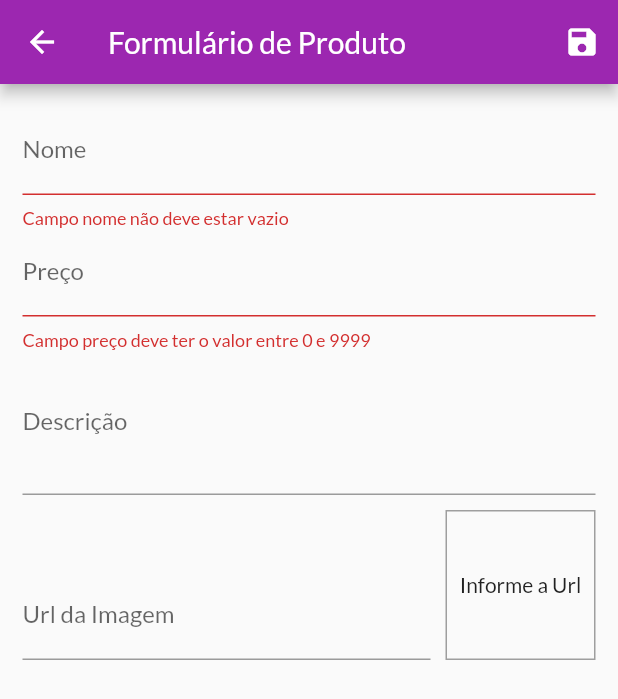
After one commit to LeoGCRocha/flutterCourse, a Flutter app: the ProductFormPage screen opened by its route, after a tap on the "save" icon, on a phone screen of 412 x 824 dp. The commit adds this screen. Shown: the top 699 px of the screen. Run offline on Flutter 3.47's test engine with Material 2 defaults, Android fonts, the phone set to English and light mode, and no system bars; network calls fail.

Commit message:
Edit products

```diff
--- a/shop_app/lib/main.dart
+++ b/shop_app/lib/main.dart
@@ -8,6 +8,8 @@ import 'package:shop_app/models/product_list.dart';
 import 'package:shop_app/pages/cart_page.dart';
 import 'package:shop_app/pages/order_page.dart';
 import 'package:shop_app/pages/product_detail_page.dart';
+import 'package:shop_app/pages/product_form_page.dart';
+import 'package:shop_app/pages/products_page.dart';
 import 'package:shop_app/pages/products_overview_page.dart';
 import 'utils/app_routes.dart';
 
@@ -40,9 +42,11 @@ class MyApp extends StatelessWidget {
         home: const ProductOverviewPage(),
         routes: {
           AppRoutes.PRODUCT_DETAIL: (ctx) => const ProductDetailPage(),
-          AppRoutes.CART_PAGE: (ctx) => CartPage(),
+          AppRoutes.CART_PAGE: (ctx) => const CartPage(),
           AppRoutes.HOME: (ctx) => const ProductOverviewPage(),
           AppRoutes.ORDERS: (ctx) => OrdersPage(),
+          AppRoutes.PRODUCTS: (ctx) => const ProductsPage(),
+          AppRoutes.PRODUCT_FORM_PAGE: (ctx) => const ProductFormPage(),
         },
         debugShowCheckedModeBanner: false,
       ),
--- a/shop_app/lib/models/order_list.dart
+++ b/shop_app/lib/models/order_list.dart
@@ -5,7 +5,7 @@ import 'package:shop_app/models/cart.dart';
 import 'package:shop_app/models/order.dart';
 
 class OrderList with ChangeNotifier {
-  List<Order> _items = [];
+  final List<Order> _items = [];
 
   List<Order> get items {
     return [..._items];
--- a/shop_app/lib/pages/cart_page.dart
+++ b/shop_app/lib/pages/cart_page.dart
@@ -5,6 +5,8 @@ import 'package:shop_app/models/cart.dart';
 import 'package:shop_app/models/order_list.dart';
 
 class CartPage extends StatelessWidget {
+  const CartPage({Key? key}) : super(key: key);
+
   @override
   Widget build(BuildContext context) {
     final Cart cart = Provider.of(context);
--- a/shop_app/lib/pages/order_page.dart
+++ b/shop_app/lib/pages/order_page.dart
@@ -14,7 +14,7 @@ class OrdersPage extends StatelessWidget {
       appBar: AppBar(
         title: const Text('Orders'),
       ),
-      drawer: AppDrawer(),
+      drawer: const AppDrawer(),
       body: ListView.builder(
         itemCount: orders.itemsConts,
         itemBuilder: (ctx, i) => OrderWidget(order: orders.items[i]),
--- a/shop_app/lib/pages/product_detail_page.dart
+++ b/shop_app/lib/pages/product_detail_page.dart
@@ -15,7 +15,7 @@ class ProductDetailPage extends StatelessWidget {
       body: SingleChildScrollView(
         child: Column(
           children: [
-            Container(
+            SizedBox(
               child: Image.network(
                 product.imageUrl,
                 fit: BoxFit.cover,
--- /dev/null
+++ b/shop_app/lib/pages/product_form_page.dart
@@ -0,0 +1,175 @@
+import 'dart:math';
+
+import 'package:flutter/material.dart';
+import 'package:provider/provider.dart';
+import 'package:shop_app/models/product.dart';
+import 'package:shop_app/models/product_list.dart';
+
+class ProductFormPage extends StatefulWidget {
+  const ProductFormPage({Key? key}) : super(key: key);
+
+  @override
+  State<ProductFormPage> createState() => _ProductFormPageState();
+}
+
+class _ProductFormPageState extends State<ProductFormPage> {
+  final _priceFocus = FocusNode();
+  final _descriptionFocus = FocusNode();
+
+  final _imageUrlFocus = FocusNode();
+  final _imageUrlController = TextEditingController();
+
+  final _formKey = GlobalKey<FormState>();
+  final _formData = <String, Object>{};
+
+  @override
+  void initState() {
+    super.initState();
+    _imageUrlFocus.addListener(updateImage);
+  }
+
+  @override
+  void dispose() {
+    super.dispose();
+    _priceFocus.dispose();
+    _descriptionFocus.dispose();
+
+    _imageUrlFocus.removeListener(updateImage);
+    _imageUrlFocus.dispose();
+  }
+
+  void updateImage() {
+    setState(() {});
+  }
+
+  void _submitForm() {
+    bool isValid = _formKey.currentState!.validate();
+    if (isValid) {
+      _formKey.currentState!.save();
+      String _imgUrl = _formData['imgUrl'] as String;
+      if (_imgUrl == "") {
+        _imgUrl =
+            'https://lh3.googleusercontent.com/EbXw8rOdYxOGdXEFjgNP8lh-YAuUxwhOAe2jhrz3sgqvPeMac6a6tHvT35V6YMbyNvkZL4R_a2hcYBrtfUhLvhf-N2X3OB9cvH4uMw=w1064-v0';
+      }
+      Product p = Product(
+          id: Random().nextDouble().toString(),
+          name: _formData['name'] as String,
+          description: _formData['description'] as String,
+          price: _formData['price'] as double,
+          imageUrl: _imgUrl);
+      Provider.of<ProductList>(context, listen: false).addProduct(p);
+      Navigator.of(context).pop();
+    }
+  }
+
+  @override
+  Widget build(BuildContext context) {
+    return Scaffold(
+      appBar: AppBar(
+        title: const Text('Formulário de Produto'),
+        actions: [
+          IconButton(onPressed: _submitForm, icon: const Icon(Icons.save))
+        ],
+      ),
+      body: Padding(
+        padding: const EdgeInsets.all(15),
+        child: Form(
+          key: _formKey,
+          child: ListView(
+            children: [
+              TextFormField(
+                decoration: const InputDecoration(labelText: 'Nome'),
+                textInputAction: TextInputAction.next,
+                validator: (_name) {
+                  final String name = _name ?? ' ';
+                  if (name.trim().isEmpty) {
+                    return 'Campo nome não deve estar vazio';
+                  }
+                  return null;
+                },
+                onFieldSubmitted: (_) {
+                  FocusScope.of(context).requestFocus(_priceFocus);
+                },
+                onSaved: (name) => _formData['name'] = name ?? '',
+              ),
+              TextFormField(
+                decoration: const InputDecoration(labelText: 'Preço'),
+                textInputAction: TextInputAction.next,
+                focusNode: _priceFocus,
+                keyboardType: const TextInputType.numberWithOptions(
+                  decimal: true,
+                ),
+                validator: (_price) {
+                  double price = double.parse((_price! == '') ? '0.0' : _price);
+                  if (price <= 0 || price > 9999) {
+                    return 'Campo preço deve ter o valor entre 0 e 9999';
+                  }
+                  return null;
+                },
+                onFieldSubmitted: (_) {
+                  FocusScope.of(context).requestFocus(_descriptionFocus);
+                },
+                onSaved: (price) => _formData['price'] =
+                    double.parse((price! == '') ? '0.0' : price),
+              ),
+              TextFormField(
+                decoration: const InputDecoration(labelText: 'Descrição'),
+                textInputAction: TextInputAction.next,
+                focusNode: _descriptionFocus,
+                keyboardType: TextInputType.multiline,
+                maxLines: 3,
+                onSaved: (description) =>
+                    _formData['description'] = (description ?? ''),
+              ),
+              Row(
+                crossAxisAlignment: CrossAxisAlignment.end,
+                children: [
+                  Expanded(
+                    child: TextFormField(
+                      decoration:
+                          const InputDecoration(labelText: 'Url da Imagem'),
+                      keyboardType: TextInputType.url,
+                      textInputAction: TextInputAction.done,
+                      focusNode: _imageUrlFocus,
+                      controller: _imageUrlController,
+                      onFieldSubmitted: (_) => _submitForm,
+                      onSaved: (imgUrl) => _formData['imgUrl'] = imgUrl ??
+                          'https://lh3.googleusercontent.com/EbXw8rOdYxOGdXEFjgNP8lh-YAuUxwhOAe2jhrz3sgqvPeMac6a6tHvT35V6YMbyNvkZL4R_a2hcYBrtfUhLvhf-N2X3OB9cvH4uMw=w1064-v0',
+                    ),
+                  ),
+                  Container(
+                    height: 100,
+                    width: 100,
+                    margin: const EdgeInsets.only(
+                      top: 10,
+                      left: 10,
+                    ),
+                    decoration: BoxDecoration(
+                      border: Border.all(
+                        color: Colors.grey,
+                        width: 1,
+                      ),
+                    ),
+                    alignment: Alignment.center,
+                    child: _imageUrlController.text.isEmpty
+                        ? const Text('Informe a Url')
+                        /* Error caso a imagem não exista. */
+                        : SizedBox(
+                            child: Image.network(
+                            _imageUrlController.text,
+                            errorBuilder: (ctx, exception, stackTrace) {
+                              /* Image not found input a new value. */
+                              return Image.network(
+                                  'https://lh3.googleusercontent.com/EbXw8rOdYxOGdXEFjgNP8lh-YAuUxwhOAe2jhrz3sgqvPeMac6a6tHvT35V6YMbyNvkZL4R_a2hcYBrtfUhLvhf-N2X3OB9cvH4uMw=w1064-v0');
+                            },
+                          )),
+                  ),
+                ],
+              ),
+            ],
+          ),
+        ),
+      ),
+    );
+  }
+}
--- a/shop_app/lib/pages/products_overview_page.dart
+++ b/shop_app/lib/pages/products_overview_page.dart
@@ -56,7 +56,7 @@ class _ProductOverviewPageState extends State<ProductOverviewPage> {
         ],
       ),
       body: ProductGrid(_showFavoriteOnly),
-      drawer: AppDrawer(),
+      drawer: const AppDrawer(),
     );
   }
 }
--- a/shop_app/lib/utils/app_routes.dart
+++ b/shop_app/lib/utils/app_routes.dart
@@ -5,4 +5,6 @@ class AppRoutes {
   static const PRODUCT_DETAIL = '/product-detail';
   static const CART_PAGE = '/cart-page';
   static const ORDERS = '/orders';
+  static const PRODUCTS = "/products";
+  static const PRODUCT_FORM_PAGE = "/product-form";
 }
```
Also changed, not shown: shop_app/lib/components/app_drawer.dart (+10 -0 lines), shop_app/lib/components/product_item.dart (added, +39 -0 lines), shop_app/lib/models/product_list.dart (+9 -0 lines), shop_app/lib/pages/products_page.dart (added, +41 -0 lines).
